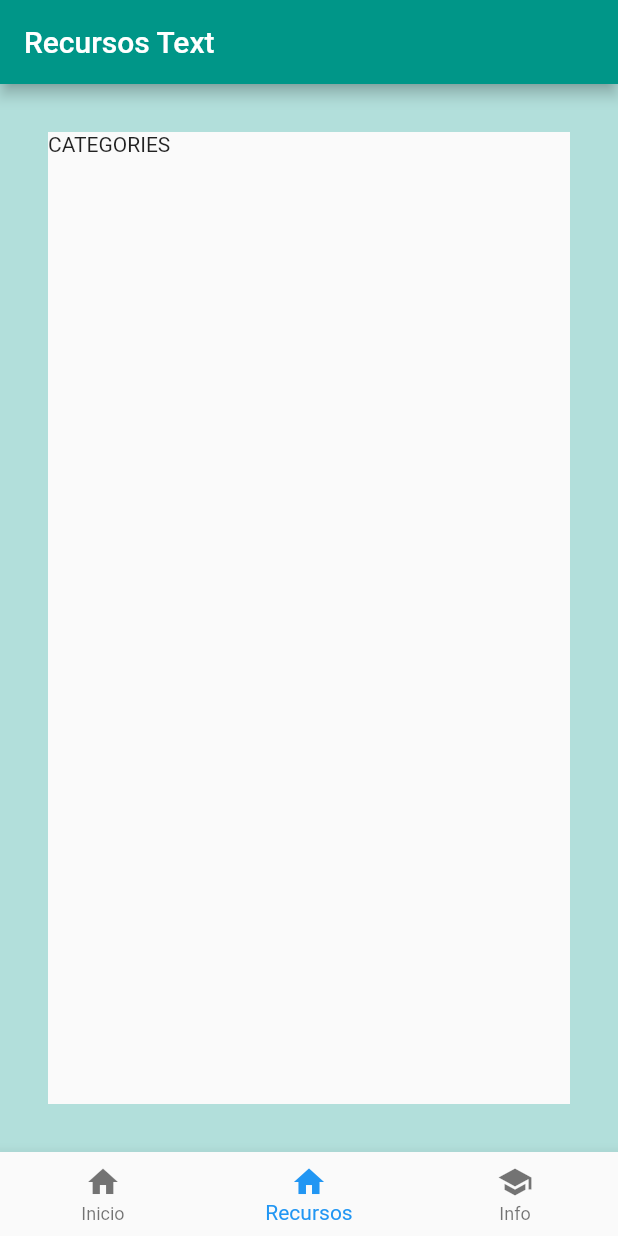
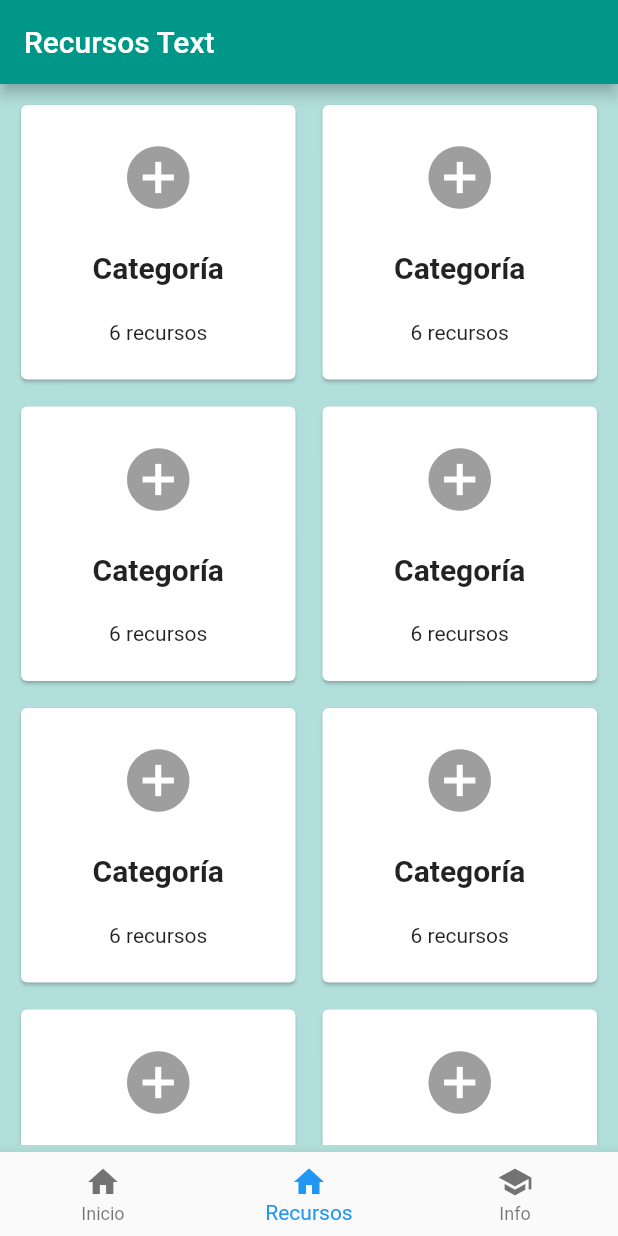
Before and after one commit to MovingForwardApp/moving-forward, a Flutter app: the screen it shows after launch, item 2 of the bottom bar chosen, on a phone screen of 412 x 824 dp. Run offline on Flutter 3.47's test engine with Material 2 defaults, Android fonts, the phone set to English and light mode, and no system bars.

Commit message:
CategoryList layout

```diff
--- a/lib/categories.dart
+++ /dev/null
@@ -1,9 +0,0 @@
-import 'package:flutter/material.dart';
-import 'package:flutter/widgets.dart';
-
-class Categories extends StatelessWidget {
-  @override
-  Widget build(BuildContext context) {
-    return Scaffold(body: Text('CATEGORIES'));
-  }
-}
--- /dev/null
+++ b/lib/category_detail.dart
@@ -0,0 +1,8 @@
+import 'package:flutter/material.dart';
+
+class CategoryDetail extends StatelessWidget {
+  @override
+  Widget build(BuildContext context) {
+    return Container(child: Text('hola'));
+  }
+}
--- /dev/null
+++ b/lib/category_list.dart
@@ -0,0 +1,33 @@
+import 'package:flutter/material.dart';
+import 'package:flutter/widgets.dart';
+
+class CategoryList extends StatelessWidget {
+  final resourceCard = Card(
+    child: Center(
+      child: Column(
+        mainAxisAlignment: MainAxisAlignment.spaceEvenly,
+        children: [
+          Icon(Icons.add_circle, size: 50, color: Colors.grey),
+          Text(
+            'Categoría',
+            style: TextStyle(fontWeight: FontWeight.bold, fontSize: 20),
+          ),
+          Text('6 recursos')
+        ],
+      ),
+    ),
+  );
+
+  @override
+  Widget build(BuildContext context) {
+    return Container(
+      child: GridView.count(
+          scrollDirection: Axis.vertical,
+          crossAxisCount: 2,
+          children: List.generate(50, (index) {
+            return Container(
+                padding: const EdgeInsets.all(5), child: resourceCard);
+          })),
+    );
+  }
+}
--- a/lib/layout.dart
+++ b/lib/layout.dart
@@ -1,7 +1,7 @@
 import 'package:flutter/material.dart';
 import 'package:flutter/rendering.dart';
 
-import 'categories.dart';
+import 'category_list.dart';
 import 'home.dart';
 import 'info.dart';
 
@@ -15,7 +15,7 @@ class Destination {
 
 List<Destination> allDestinations = <Destination>[
   Destination('Inicio', Icons.home, Colors.cyan, Home()),
-  Destination('Recursos', Icons.home, Colors.teal, Categories()),
+  Destination('Recursos', Icons.home, Colors.teal, CategoryList()),
   Destination('Info', Icons.school, Colors.orange, Info())
 ];
 
@@ -45,7 +45,7 @@ class _DestinationViewState extends State<DestinationView> {
       ),
       backgroundColor: widget.destination.color[100],
       body: Container(
-        padding: const EdgeInsets.all(32.0),
+        padding: const EdgeInsets.all(5),
         alignment: Alignment.center,
         child: widget.destination.component,
       ),
```
